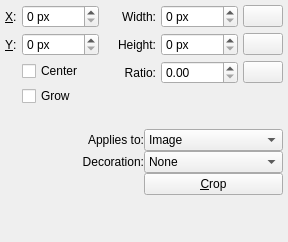
The window that plugins/tools/tool_crop/wdg_tool_crop.ui (KDE/krita) describes before a commit, drawn with Qt 5.
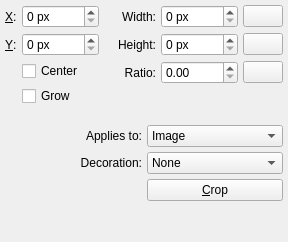
The same window after the commit. Custom widgets are drawn as their Qt base class.

Commit message: Add missing spacing between labels and input fields in crop tool

Diff of the .ui file:
```diff
--- a/plugins/tools/tool_crop/wdg_tool_crop.ui
+++ b/plugins/tools/tool_crop/wdg_tool_crop.ui
@@ -383,6 +383,9 @@
      <property name="bottomMargin">
       <number>5</number>
      </property>
+     <property name="spacing">
+      <number>5</number>
+     </property>
      <item row="2" column="1">
       <widget class="QComboBox" name="cmbType">
        <property name="currentIndex">
```
